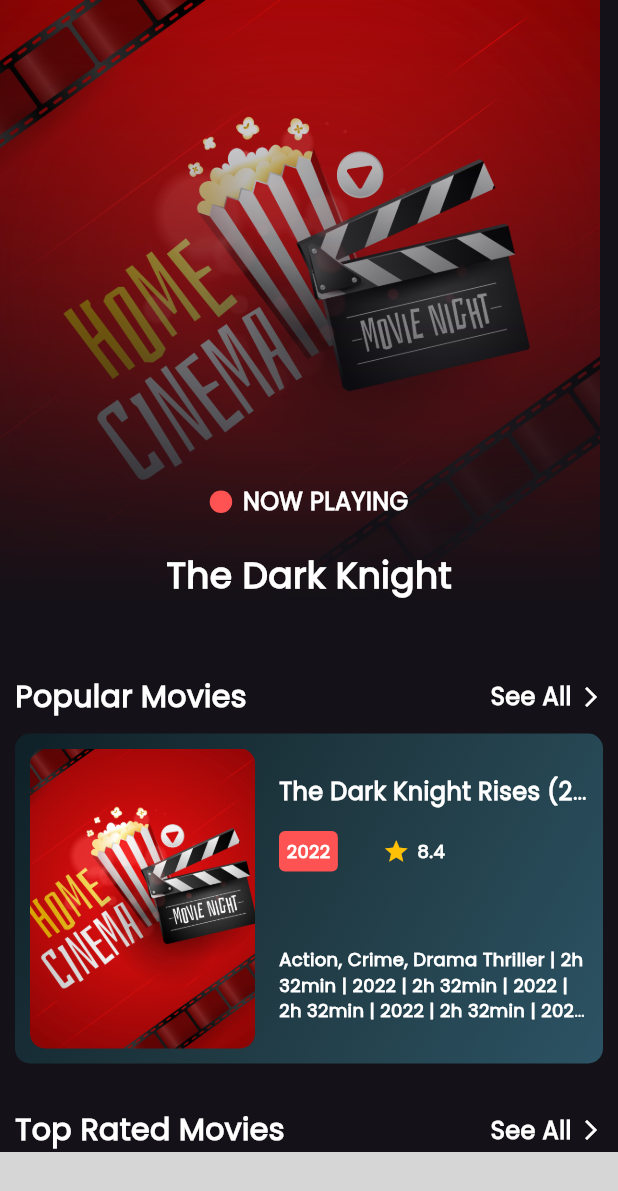
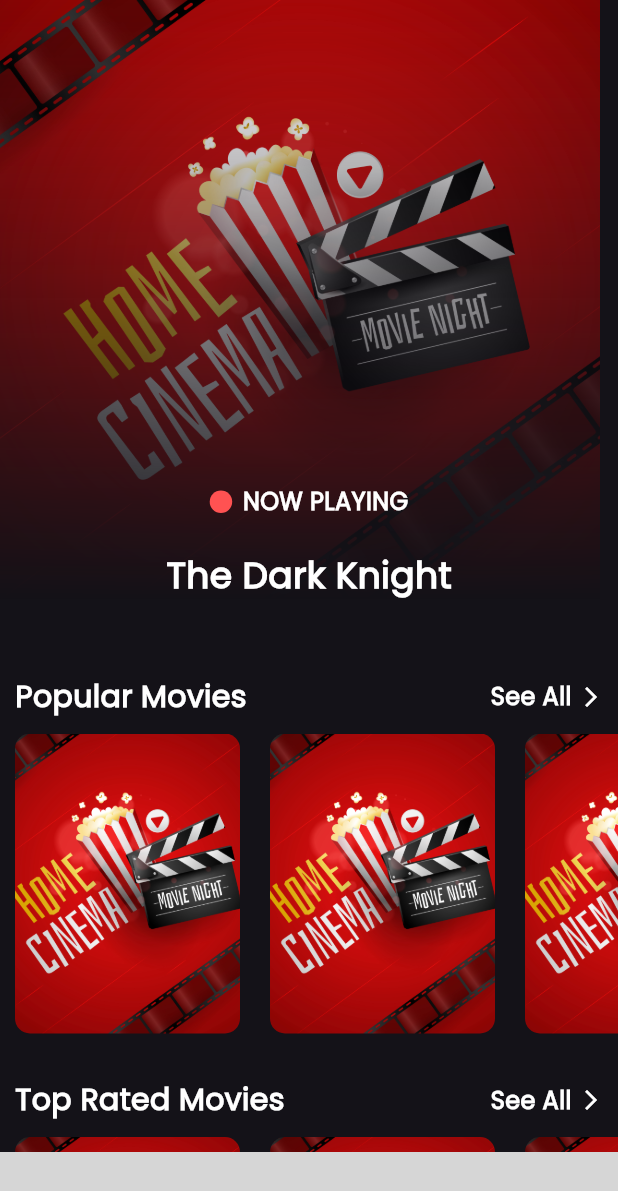
Before and after one commit to Moatasem-Official/Movies_App, a Flutter app: the screen it shows after launch, on a phone screen of 412 x 824 dp. Shown: the top 1191 px of the screen. Run offline on Flutter 3.47's test engine with Material 3 defaults, Android fonts, the phone set to English and light mode, and no system bars; drawn by our look-alikes of carousel_slider; our stand-ins replace dartz, device_preview, dio, equatable, flutter_svg, freezed_annotation and 3 more; missing offline and left inert: responsive_navigation_bar; generated files the repository leaves out were written again; grey boxes are pictures that could not be loaded.

Commit message:
Design See All Elements List Screen

```diff
--- a/lib/Movies/features/display_different_movies_types/presentation/screens/movies_home_screen.dart
+++ b/lib/Movies/features/display_different_movies_types/presentation/screens/movies_home_screen.dart
@@ -2,6 +2,7 @@
 import 'package:movies_app/Movies/features/display_different_movies_types/presentation/widgets/movies_home_screen/custom_elements_row_title.dart';
 import 'package:movies_app/Movies/features/display_different_movies_types/presentation/widgets/movies_home_screen/custom_horizontal_list_view.dart';
 import 'package:movies_app/Movies/features/display_different_movies_types/presentation/widgets/movies_home_screen/custom_slider.dart';
+import 'package:movies_app/app/app_router.dart';
 
 class MoviesHomeScreen extends StatelessWidget {
   const MoviesHomeScreen({super.key});
@@ -22,7 +23,10 @@
           SliverToBoxAdapter(
             child: CustomTitleOfListOfElements(
               title: "Popular Movies",
-              onTap: () {},
+              onTap: () => Navigator.pushNamed(
+                context,
+                AppRouter.seeAllElementsListScreen,
+              ),
             ),
           ),
           SliverToBoxAdapter(child: const SizedBox(height: 10)),
--- a/lib/Movies/features/display_different_movies_types/presentation/widgets/See_All_Elements_List_Screen/custom_card.dart
+++ b/lib/Movies/features/display_different_movies_types/presentation/widgets/See_All_Elements_List_Screen/custom_card.dart
@@ -6,7 +6,7 @@
   @override
   Widget build(BuildContext context) {
     return Container(
-      margin: const EdgeInsets.only(left: 10, right: 10),
+      margin: const EdgeInsets.only(left: 10, right: 10, bottom: 10),
       padding: const EdgeInsets.only(left: 10, right: 10),
       width: double.infinity,
       height: 220,
--- a/lib/Movies/features/display_different_movies_types/presentation/widgets/movies_home_screen/custom_horizontal_list_view.dart
+++ b/lib/Movies/features/display_different_movies_types/presentation/widgets/movies_home_screen/custom_horizontal_list_view.dart
@@ -1,11 +1,34 @@
 import 'package:flutter/material.dart';
-import 'package:movies_app/Movies/features/display_different_movies_types/presentation/widgets/See_All_Elements_List_Screen/custom_card.dart';
 
 class CustomHorizontalListView extends StatelessWidget {
   const CustomHorizontalListView({super.key});
 
   @override
   Widget build(BuildContext context) {
-    return CustomCard();
+    return SizedBox(
+      height: 200,
+      child: ListView.builder(
+        scrollDirection: Axis.horizontal,
+        shrinkWrap: true,
+        physics: const NeverScrollableScrollPhysics(),
+        itemCount: 7,
+        itemBuilder: (context, index) {
+          return Padding(
+            padding: const EdgeInsets.only(left: 10, right: 10),
+            child: Container(
+              width: 150,
+              height: 200,
+              decoration: BoxDecoration(
+                borderRadius: BorderRadius.circular(10),
+                image: const DecorationImage(
+                  image: AssetImage("assets/images/1852.jpg"),
+                  fit: BoxFit.cover,
+                ),
+              ),
+            ),
+          );
+        },
+      ),
+    );
   }
 }
--- a/lib/app/app_router.dart
+++ b/lib/app/app_router.dart
@@ -2,12 +2,14 @@
 import 'package:flutter/widgets.dart';
 import 'package:movies_app/Movies/features/display_different_movies_types/presentation/screens/app_home_screen.dart';
 import 'package:movies_app/Movies/features/display_different_movies_types/presentation/screens/movies_home_screen.dart';
+import 'package:movies_app/Movies/features/display_different_movies_types/presentation/screens/see_all_elements_list_screen.dart';
 import 'package:movies_app/Movies/features/display_different_movies_types/presentation/screens/splash_screen.dart';
 
 class AppRouter {
   static const String splashScreen = '/';
   static const String appHomeScreen = '/appHomeScreen';
   static const String moviesHomeScreen = '/moviesHomeScreen';
+  static const String seeAllElementsListScreen = '/seeAllElementsListScreen';
 
   static Route? onGenerateRoute(RouteSettings settings) {
     switch (settings.name) {
@@ -17,6 +19,8 @@
         return MaterialPageRoute(builder: (_) => AppHomeScreen());
       case moviesHomeScreen:
         return MaterialPageRoute(builder: (_) => MoviesHomeScreen());
+      case seeAllElementsListScreen:
+        return MaterialPageRoute(builder: (_) => SeeAllElementsListScreen());
       default:
         return null;
     }
```
Also changed, not shown: lib/Movies/features/display_different_movies_types/presentation/screens/see_all_elements_list_screen.dart (+38 -0 lines).
